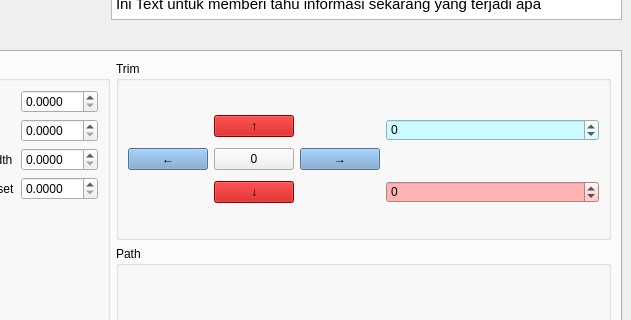
Qt form src/asv_auto_control/ui/mainwindow.ui (azidanit/yolo_asv_ros_autonomous_control) before a commit; both pictures show x 588 to 1219 and y 128 to 448 of the 1219 by 780 pixel window.
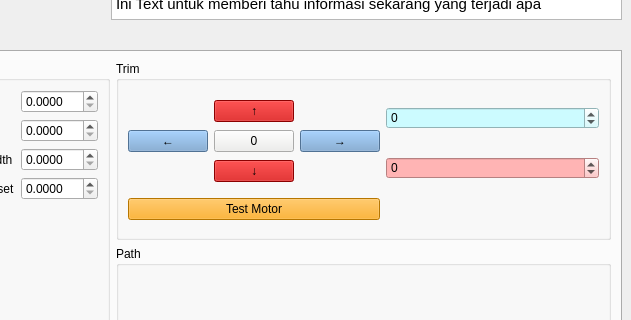
The same form after that commit. Custom widgets are drawn as their Qt base class.

Commit message: add motor test for trim test, fix minor ui

What changed in the file:
```diff
--- a/src/asv_auto_control/ui/mainwindow.ui
+++ b/src/asv_auto_control/ui/mainwindow.ui
@@ -943,6 +943,20 @@
              </property>
             </widget>
            </item>
+           <item row="2" column="0">
+            <layout class="QGridLayout" name="gridLayout_9">
+             <item row="0" column="0">
+              <widget class="QPushButton" name="pushButton_test_motor">
+               <property name="styleSheet">
+                <string notr="true">background-color: orange;</string>
+               </property>
+               <property name="text">
+                <string>Test Motor</string>
+               </property>
+              </widget>
+             </item>
+            </layout>
+           </item>
           </layout>
          </widget>
         </item>
```
The commit also changes 15 other files.
